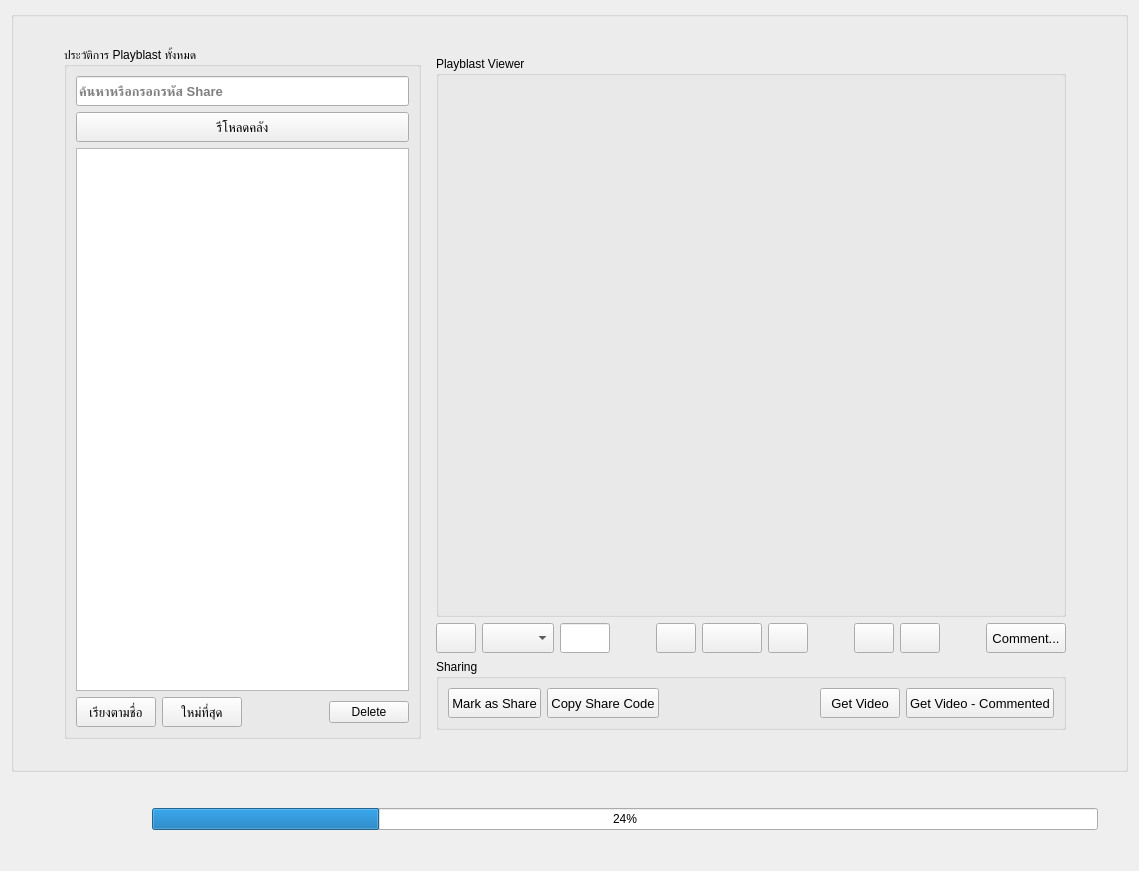
This is interface/UkoreShotPage.ui in tonmaiart/UkoreShot as Qt 5 draws it before an edit. The edited form follows.
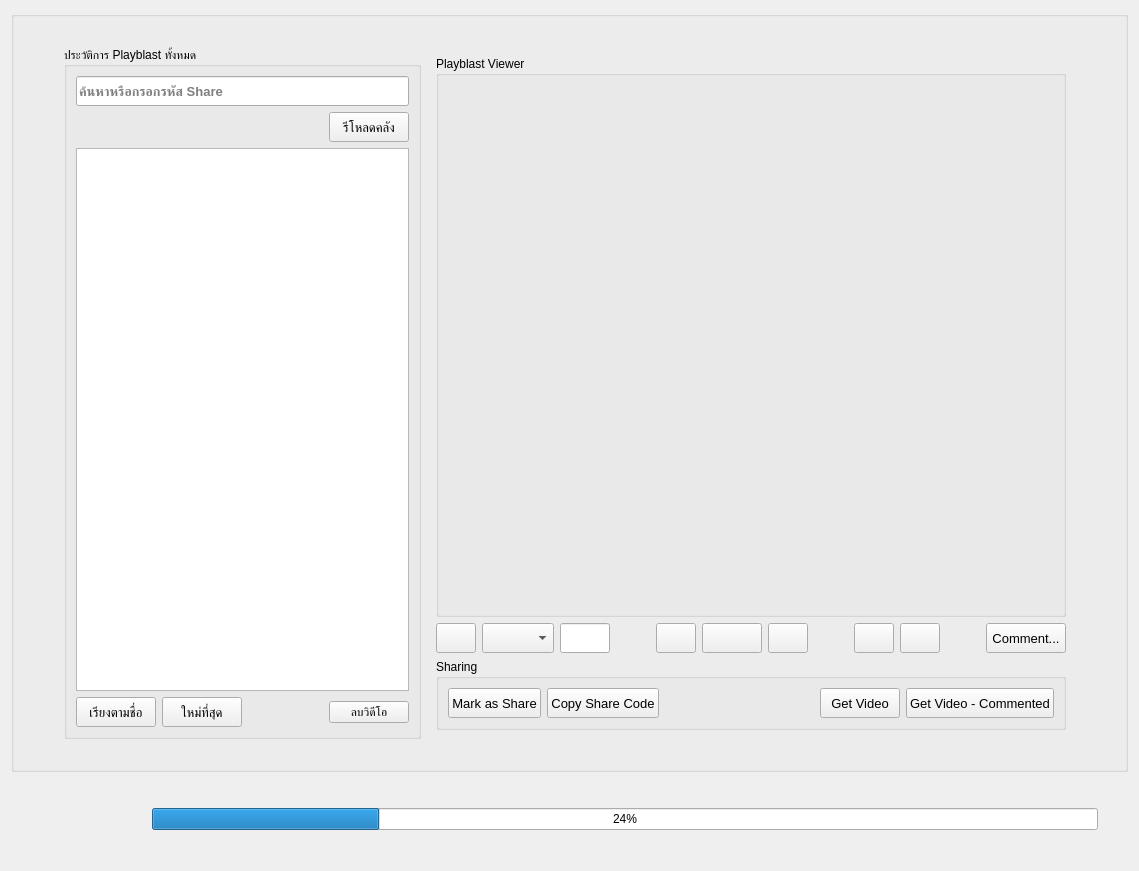
This is the edited form.

```diff
--- a/interface/UkoreShotPage.ui
+++ b/interface/UkoreShotPage.ui
@@ -392,7 +392,7 @@
            <item>
             <widget class="QPushButton" name="pushButton_delete_playblast">
              <property name="text">
-              <string>Delete</string>
+              <string>ลบวิดีโอ</string>
              </property>
             </widget>
            </item>
@@ -409,6 +409,21 @@
           </widget>
          </item>
          <item row="1" column="0">
+          <layout class="QHBoxLayout" name="horizontalLayout_2">
+           <item>
+            <spacer name="horizontalSpacer_6">
+             <property name="orientation">
+              <enum>Qt::Horizontal</enum>
+             </property>
+             <property name="sizeHint" stdset="0">
+              <size>
+               <width>40</width>
+               <height>20</height>
+              </size>
+             </property>
+            </spacer>
+           </item>
+           <item>
           <widget class="QPushButton" name="pushButton_reload">
            <property name="minimumSize">
             <size>
@@ -425,6 +440,8 @@
             <string>รีโหลดคลัง</string>
            </property>
           </widget>
+           </item>
+          </layout>
          </item>
         </layout>
        </widget>
```
Left out of the diff: 3 changed lines with no effect on the pictures. Lines whose indentation alone changed are shown as unchanged.
